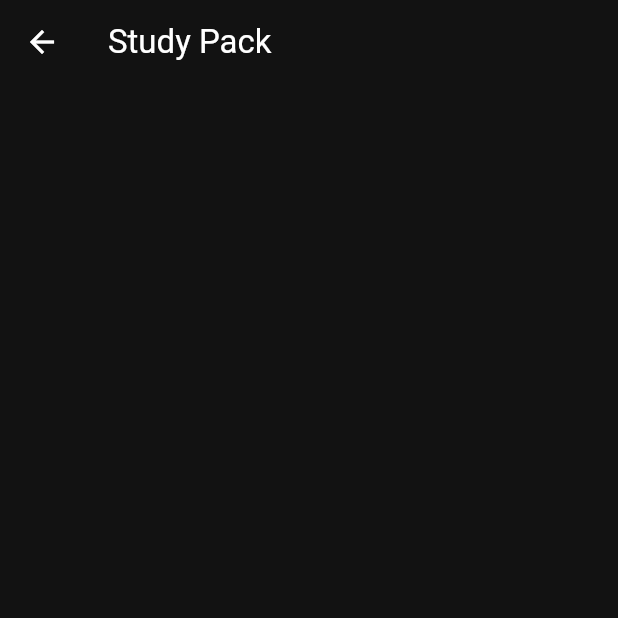
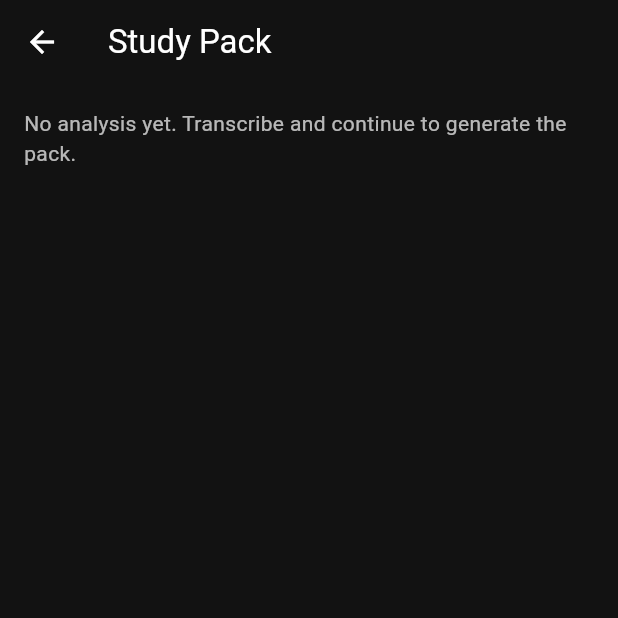
Before and after one commit to AlexPraxedes12/LearnSynth, a Flutter app: the AnalysisScreen screen opened by its route, on a phone screen of 412 x 824 dp, the top half of it. Run offline on Flutter 3.47's test engine with Material 3 defaults, Android fonts, the phone set to English and light mode, and no system bars; missing offline and left inert: file_selector.

Commit message:
refactor: unify analysis provider and UI flow

```diff
--- a/frontend/learns/lib/screens/analysis_screen.dart
+++ b/frontend/learns/lib/screens/analysis_screen.dart
@@ -7,71 +7,61 @@ class AnalysisScreen extends StatelessWidget {
 
   @override
   Widget build(BuildContext context) {
-    final p = context.watch<ContentProvider>();
-    final data = p.studyPack ?? {};
-
-    final summary = data['summary'] as String? ?? '';
-    final flashcards =
-        (data['flashcards'] as List?)?.cast<Map<String, dynamic>>() ?? [];
-    final quiz = (data['quiz'] as List?)?.cast<Map<String, dynamic>>() ?? [];
-    final conceptMap = (data['concept_map'] as List?) ?? const [];
-    final spaced = (data['spaced_repetition'] as List?) ?? const [];
-
+    return Consumer<ContentProvider>(
+      builder: (context, p, _) {
         return Scaffold(
           appBar: AppBar(title: const Text('Study Pack')),
-      body: p.loading
-          ? const Center(child: CircularProgressIndicator())
-          : p.error != null
-              ? Center(child: Text('Error: ${p.error}'))
-              : SingleChildScrollView(
+          body: Padding(
             padding: const EdgeInsets.all(16),
-                  child: Column(
-                    crossAxisAlignment: CrossAxisAlignment.start,
+            child: () {
+              if (p.analyzing) {
+                return const Center(child: CircularProgressIndicator());
+              }
+              if (p.error != null) {
+                return Text(p.error!, style: const TextStyle(color: Colors.red));
+              }
+              final pack = p.studyPack;
+              if (pack == null) {
+                return const Text('No analysis yet. Transcribe and continue to generate the pack.');
+              }
+
+              // Safely read common sections:
+              final summary = (pack['summary'] ?? '').toString();
+              final items   = (pack['items'] is List) ? (pack['items'] as List) : const [];
+              final flash    = (pack['flashcards'] is List) ? (pack['flashcards'] as List) : const [];
+              final quiz     = (pack['quiz'] is List) ? (pack['quiz'] as List) : const [];
+
+              return ListView(
                 children: [
                   if (summary.isNotEmpty) ...[
-                        const Text('Summary', style: TextStyle(fontSize: 18, fontWeight: FontWeight.bold)),
+                    const Text('Summary', style: TextStyle(fontWeight: FontWeight.bold)),
                     const SizedBox(height: 8),
                     Text(summary),
                     const SizedBox(height: 16),
                   ],
-                      if (flashcards.isNotEmpty) ...[
-                        const Text('Flashcards', style: TextStyle(fontSize: 18, fontWeight: FontWeight.bold)),
+                  if (items.isNotEmpty) ...[
+                    const Text('Items', style: TextStyle(fontWeight: FontWeight.bold)),
                     const SizedBox(height: 8),
-                        for (final fc in flashcards)
-                          Card(
-                            child: ListTile(
-                              title: Text(fc['term']?.toString() ?? ''),
-                              subtitle: Text(fc['definition']?.toString() ?? ''),
-                            ),
-                          ),
+                    ...items.map((e) => Text(e.toString())),
+                    const SizedBox(height: 16),
+                  ],
+                  if (flash.isNotEmpty) ...[
+                    const Text('Flashcards', style: TextStyle(fontWeight: FontWeight.bold)),
+                    const SizedBox(height: 8),
+                    ...flash.map((e) => Text(e.toString())),
                     const SizedBox(height: 16),
                   ],
                   if (quiz.isNotEmpty) ...[
-                        const Text('Quiz', style: TextStyle(fontSize: 18, fontWeight: FontWeight.bold)),
+                    const Text('Quiz', style: TextStyle(fontWeight: FontWeight.bold)),
                     const SizedBox(height: 8),
-                        for (final q in quiz)
-                          Card(
-                            child: ListTile(
-                              title: Text(q['question']?.toString() ?? ''),
-                              subtitle: Text((q['options'] as List?)?.join(' · ') ?? ''),
-                            ),
-                          ),
-                        const SizedBox(height: 16),
-                      ],
-                      if (conceptMap.isNotEmpty) ...[
-                        const Text('Concept Map', style: TextStyle(fontSize: 18, fontWeight: FontWeight.bold)),
-                        const SizedBox(height: 8),
-                        Text(conceptMap.join(' → ')),
-                        const SizedBox(height: 16),
-                      ],
-                      if (spaced.isNotEmpty) ...[
-                        const Text('Spaced Repetition', style: TextStyle(fontSize: 18, fontWeight: FontWeight.bold)),
-                        const SizedBox(height: 8),
-                        for (final s in spaced) Text('• ${s.toString()}'),
+                    ...quiz.map((e) => Text(e.toString())),
                   ],
                 ],
+              );
+            }(),
           ),
-                ),
+        );
+      },
     );
   }
 }
--- a/frontend/learns/lib/screens/contextual_association_screen.dart
+++ b/frontend/learns/lib/screens/contextual_association_screen.dart
@@ -14,7 +14,10 @@ class ContextualAssociationScreen extends StatelessWidget {
 
   @override
   Widget build(BuildContext context) {
-    final exercises = context.watch<ContentProvider>().contextualExercises;
+    final pack = context.watch<ContentProvider>().studyPack;
+    final exercises = (pack?['contextual_association'] is List)
+        ? List<Map<String, dynamic>>.from(pack!['contextual_association'])
+        : const [];
     return Scaffold(
       appBar: AppBar(title: const Text('Contextual Association')),
       body: Padding(
--- a/frontend/learns/lib/screens/interactive_evaluation_screen.dart
+++ b/frontend/learns/lib/screens/interactive_evaluation_screen.dart
@@ -15,8 +15,10 @@ class InteractiveEvaluationScreen extends StatelessWidget {
 
   @override
   Widget build(BuildContext context) {
-    final exercises =
-        context.watch<ContentProvider>().evaluationQuestions;
+    final pack = context.watch<ContentProvider>().studyPack;
+    final exercises = (pack?['quiz'] is List)
+        ? List<Map<String, dynamic>>.from(pack!['quiz'])
+        : const [];
     return Scaffold(
       appBar: AppBar(title: const Text('Interactive Evaluation')),
       body: Padding(
--- a/frontend/learns/lib/screens/memorization_screen.dart
+++ b/frontend/learns/lib/screens/memorization_screen.dart
@@ -14,7 +14,10 @@ class MemorizationScreen extends StatelessWidget {
 
   @override
   Widget build(BuildContext context) {
-    final cards = context.watch<ContentProvider>().flashcards;
+    final pack = context.watch<ContentProvider>().studyPack;
+    final cards = (pack?['flashcards'] is List)
+        ? List<Map<String, dynamic>>.from(pack!['flashcards'])
+        : const [];
     return Scaffold(
       appBar: AppBar(title: const Text('Memorization')),
       body: Padding(
@@ -29,8 +32,8 @@ class MemorizationScreen extends StatelessWidget {
                   itemBuilder: (context, index) {
                     final c = cards[index];
                     return FlashcardWidget(
-                      question: c['question'] ?? '',
-                      answer: c['answer'] ?? '',
+                      question: c['question']?.toString() ?? c['term']?.toString() ?? '',
+                      answer: c['answer']?.toString() ?? c['definition']?.toString() ?? '',
                     );
                   },
                 ),
```
Also changed, not shown: frontend/learns/lib/content_provider.dart (+94 -105 lines), frontend/learns/lib/screens/audio_picker_screen.dart (+36 -7 lines), frontend/learns/lib/screens/deep_understanding_screen.dart (+8 -5 lines), frontend/learns/lib/screens/file_transcribe_screen.dart (+58 -103 lines), frontend/learns/lib/screens/pdf_picker_screen.dart (+36 -6 lines), frontend/learns/lib/screens/video_picker_screen.dart (+36 -7 lines), frontend/learns/lib/widgets/wide_button.dart (+4 -22 lines). Lines whose indentation alone changed are shown as unchanged.
